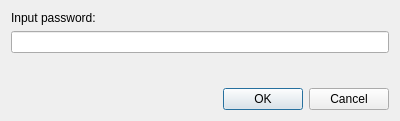
Old version of the form src/widget/form/inputpassworddialog.ui in the repository qTox/qTox.
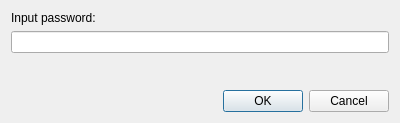
New version of the form.

What changed in the file:
```diff
--- a/src/widget/form/inputpassworddialog.ui
+++ b/src/widget/form/inputpassworddialog.ui
@@ -7,7 +7,7 @@
     <x>0</x>
     <y>0</y>
     <width>400</width>
-    <height>121</height>
+    <height>123</height>
    </rect>
   </property>
   <property name="windowTitle">
```
